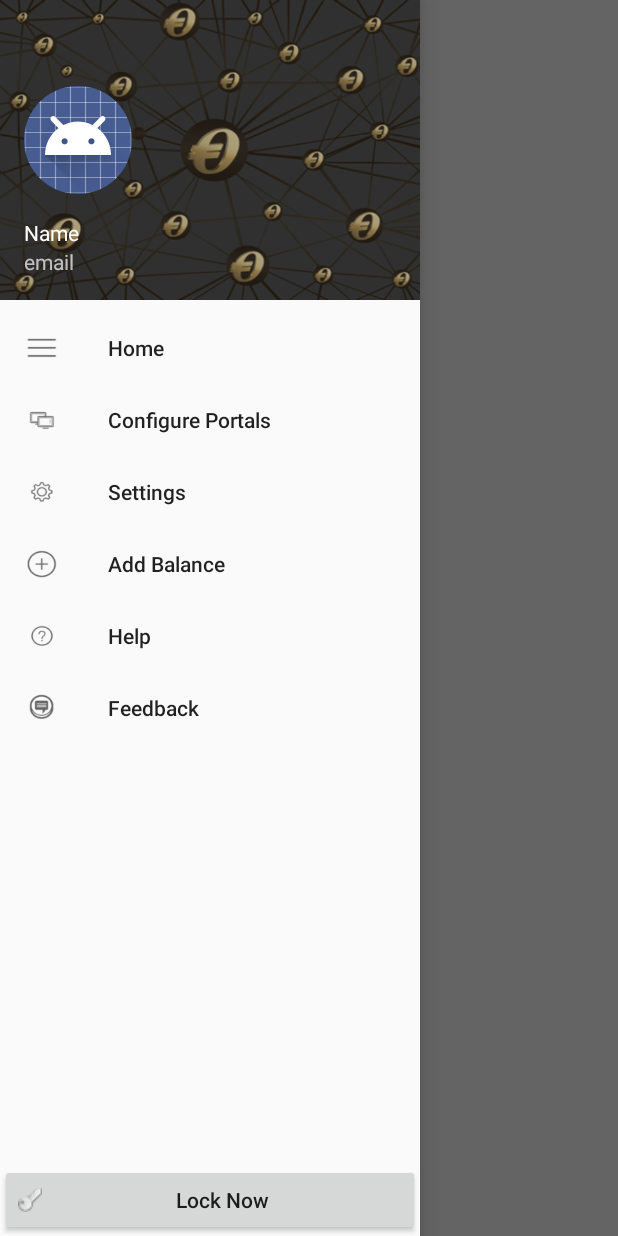
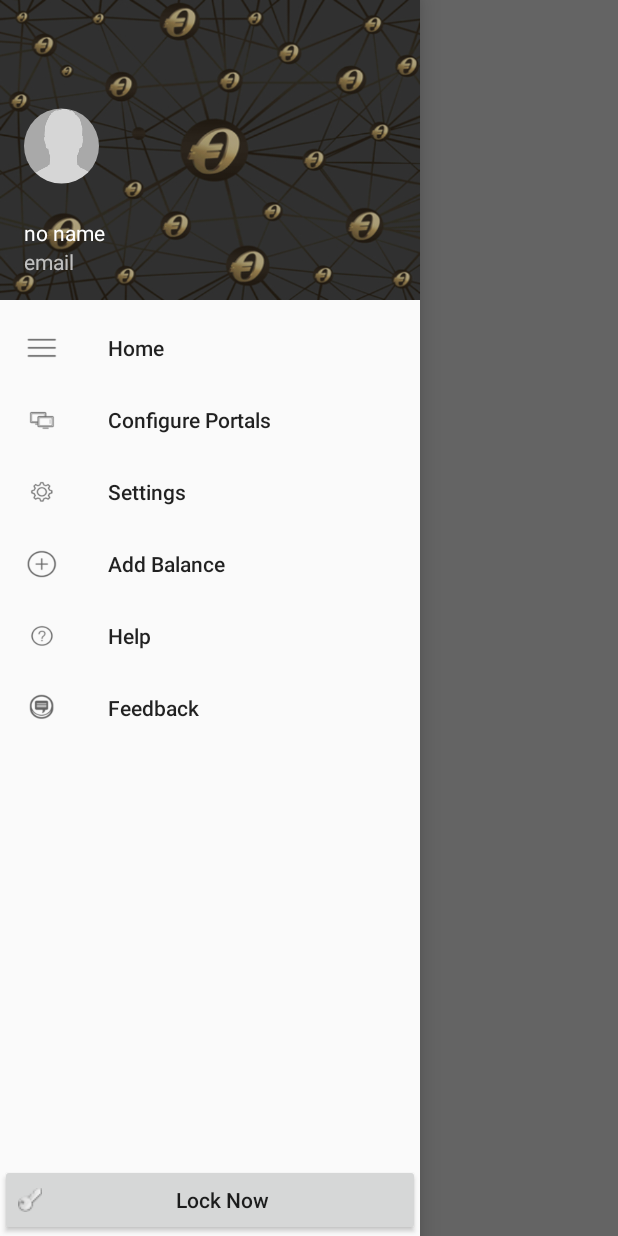
Before and after one commit to uzairqureshi300/Bitoutlets, an Android app: the Home screen opened directly, with no data from a screen before it, with the side drawer open, on a phone screen of 412 x 824 dp. Run offline under Robolectric (Android 15) with nearby library versions, the light colour scheme and no system bars; our stand-ins replace CircleImageView, Picasso; pictures from the network do not load; 3 statements that could not run were skipped.

Commit message:
ourwallet(User Details)

```diff
--- a/app/build.gradle
+++ b/app/build.gradle
@@ -25,5 +25,6 @@ dependencies {
     compile 'com.android.support:appcompat-v7:25.3.1'
     compile 'com.android.support:design:24.2.1'
     compile 'de.hdodenhof:circleimageview:2.1.0'
+    compile 'com.squareup.picasso:picasso:2.5.2'
     compile 'com.android.volley:volley:1.0.0'
 }
--- a/app/src/main/AndroidManifest.xml
+++ b/app/src/main/AndroidManifest.xml
@@ -3,6 +3,7 @@
     package="ourwallet.example.com.ourwallet">
     <uses-permission android:name="android.permission.ACCESS_NETWORK_STATE" />
     <uses-permission android:name="android.permission.INTERNET" />
+    <uses-permission android:name="android.permission.READ_CONTACTS" />
     <application
         android:allowBackup="true"
         android:icon="@mipmap/ic_launcher"
@@ -22,10 +23,6 @@
          android:screenOrientation="portrait"/>
         <activity android:name=".Home"
           android:screenOrientation="portrait"/>
-        <activity android:name=".Overview"
-         android:screenOrientation="portrait"/>
-        <activity android:name=".SignUp"
-         android:screenOrientation="portrait"/>
     </application>
 
 </manifest>
--- /dev/null
+++ b/app/src/main/java/ourwallet/example/com/ourwallet/Constants.java
@@ -0,0 +1,12 @@
+package ourwallet.example.com.ourwallet;
+
+/**
+ * Created by uzair on 29/04/2017.
+ */
+public class Constants {
+    public static String  name = "";
+    public static String email = "";
+    public static String image="";
+    public static String balance ="";
+    public  static String adress="";
+}
--- a/app/src/main/java/ourwallet/example/com/ourwallet/Home.java
+++ b/app/src/main/java/ourwallet/example/com/ourwallet/Home.java
@@ -1,26 +1,60 @@
 package ourwallet.example.com.ourwallet;
 
+import android.content.Context;
+import android.content.SharedPreferences;
+import android.database.Cursor;
 import android.os.Bundle;
+import android.provider.ContactsContract;
 import android.support.design.widget.NavigationView;
+import android.support.v4.app.Fragment;
+import android.support.v4.app.FragmentTransaction;
 import android.support.v4.view.GravityCompat;
 import android.support.v4.widget.DrawerLayout;
 import android.support.v7.app.ActionBarDrawerToggle;
 import android.support.v7.app.AppCompatActivity;
 import android.support.v7.widget.Toolbar;
+import android.util.Log;
 import android.view.MenuItem;
 import android.view.View;
 import android.widget.Button;
+import android.widget.ImageView;
+import android.widget.LinearLayout;
+import android.widget.TextView;
 import android.widget.Toast;
+
+import com.squareup.picasso.MemoryPolicy;
+import com.squareup.picasso.NetworkPolicy;
+import com.squareup.picasso.Picasso;
 
 public class Home extends AppCompatActivity
         implements NavigationView.OnNavigationItemSelectedListener {
     private Button lock;
+    private ImageView profile_image;
+    private TextView name,email;
+    Fragment fragment = null;
+    private Cursor cursor ;
+    private String phonenumber;
     @Override
     protected void onCreate(Bundle savedInstanceState) {
         super.onCreate(savedInstanceState);
         setContentView(R.layout.home);
+
+        SharedPreferences   details=getSharedPreferences("User_details", Context.MODE_PRIVATE);
+        Constants.name=details.getString("name","no name");
+        Constants.email=details.getString("email","email");
+        Constants.adress=details.getString("wallet_address","0");
+        Constants.balance=details.getString("balance","balance");
+        Constants.image=details.getString("image","image");
+        Constants.image =  Constants.image.replace("\\/\\/", "//");
+        Constants.image =  Constants.image.replace("\\/", "//");
+        details=getSharedPreferences("Login", Context.MODE_PRIVATE);
+        SharedPreferences.Editor editor=details.edit();
+        editor.putInt("value",1);
+        editor.commit();
+        Log.e("Image",Constants.image);
         Toolbar toolbar =  (Toolbar) findViewById(R.id.toolbar);
         setSupportActionBar(toolbar);
+
         DrawerLayout drawer = (DrawerLayout) findViewById(R.id.drawer_layout);
         lock=(Button)findViewById(R.id.lock);
         ActionBarDrawerToggle toggle = new ActionBarDrawerToggle(
@@ -30,14 +64,26 @@ public class Home extends AppCompatActivity
 
         NavigationView navigationView = (NavigationView) findViewById(R.id.nav_view);
         navigationView.setNavigationItemSelectedListener(this);
-
+        View hView =  navigationView.inflateHeaderView(R.layout.nav_header_main);
+        profile_image=(ImageView)hView.findViewById(R.id.imageView);
+        name=(TextView)hView.findViewById(R.id.name);
+        email=(TextView)hView.findViewById(R.id.email);
+        name.setText(Constants.name);
+        email.setText(Constants.email);
+        Picasso.with(getApplicationContext()).
+                load(Constants.image).resize(80,80).
+                placeholder(R.drawable.default_avatar).into(profile_image);
         lock.setOnClickListener(new View.OnClickListener() {
         @Override
         public void onClick(View view) {
             Toast.makeText(Home.this, "lock" , Toast.LENGTH_SHORT).show();
         }
     });
-
+        fragment = new User_detailsfragment();
+        FragmentTransaction ft = getSupportFragmentManager().beginTransaction();
+        ft.replace(R.id.content_frame, fragment);
+        ft.commit();
+        GetContactsIntoArrayList();
     }
 
     @Override
@@ -50,7 +96,20 @@ public class Home extends AppCompatActivity
         }
     }
 
+    public void GetContactsIntoArrayList(){
 
+        cursor = getContentResolver().query(ContactsContract.CommonDataKinds.Phone.CONTENT_URI, null,null, null, null);
+      //  name = cursor.getString(cursor.getColumnIndex(ContactsContract.CommonDataKinds.Phone.DISPLAY_NAME));
+        while (cursor.moveToNext()) {
+
+            phonenumber = cursor.getString(cursor.getColumnIndex(ContactsContract.CommonDataKinds.Phone.NUMBER));
+            Log.e("NAmes",phonenumber);
+          //  StoreContacts.add(name + " "  + ":" + " " + phonenumber);
+        }
+
+        cursor.close();
+
+    }
 
     @Override
     public boolean onOptionsItemSelected(MenuItem item) {
@@ -68,9 +127,15 @@ public class Home extends AppCompatActivity
         int id = item.getItemId();
 
         if (id == R.id.nav_home) {
-            // Handle the camera action
+            fragment = new User_detailsfragment();
+            if (fragment != null) {
+                FragmentTransaction ft = getSupportFragmentManager().beginTransaction();
+                ft.replace(R.id.content_frame, fragment);
+                ft.commit();
+                // Handle the camera action
+            }
         }
+            return true;
 
-        return true;
     }
 }
--- /dev/null
+++ b/app/src/main/java/ourwallet/example/com/ourwallet/User_detailsfragment.java
@@ -0,0 +1,41 @@
+package ourwallet.example.com.ourwallet;
+
+import android.content.Context;
+import android.content.SharedPreferences;
+import android.os.Bundle;
+import android.support.annotation.Nullable;
+import android.support.v4.app.Fragment;
+import android.view.LayoutInflater;
+import android.view.View;
+import android.view.ViewGroup;
+import android.widget.TextView;
+
+import org.w3c.dom.Text;
+
+/**
+ * Created by hassan on 11/15/16.
+ */
+public class User_detailsfragment extends Fragment {
+    private TextView adress;
+    private TextView balance;
+    @Override
+    public void onCreate(@Nullable Bundle savedInstanceState) {
+        super.onCreate(savedInstanceState);
+    }
+
+    @Nullable
+    @Override
+    public View onCreateView(LayoutInflater inflater, @Nullable ViewGroup container, @Nullable Bundle savedInstanceState) {
+        super.onCreateView(inflater, container, savedInstanceState);
+
+
+
+        View v =  inflater.inflate(R.layout.userdetail_fragment, container, false);
+        adress=(TextView)v.findViewById(R.id.adress);
+        balance=(TextView)v.findViewById(R.id.bal);
+        adress.setText(Constants.adress);
+        balance.setText(Constants.balance);
+        return v;
+    }
+
+}
--- a/app/src/main/res/layout/home.xml
+++ b/app/src/main/res/layout/home.xml
@@ -8,7 +8,15 @@
 
     android:fitsSystemWindows="true"
     tools:openDrawer="start">
+    <LinearLayout
+        android:id="@+id/content_distributor_drawer_activity"
+        android:layout_width="match_parent"
+        android:layout_height="match_parent"
+        android:gravity="center"
+        android:visibility="gone"
+        android:orientation="vertical">
 
+    </LinearLayout>
     <include
         layout="@layout/app_bar_main"
         android:layout_width="match_parent"
@@ -20,7 +28,7 @@
         android:layout_height="match_parent"
         android:layout_gravity="start"
         android:fitsSystemWindows="true"
-        app:headerLayout="@layout/nav_header_main"
+
         app:menu="@menu/activity_main_drawer" >
         <RelativeLayout
             android:layout_width="match_parent"
--- a/app/src/main/res/layout/nav_header_main.xml
+++ b/app/src/main/res/layout/nav_header_main.xml
@@ -13,8 +13,8 @@
 
     <de.hdodenhof.circleimageview.CircleImageView
         android:id="@+id/imageView"
-        android:layout_width="wrap_content"
-        android:layout_height="wrap_content"
+        android:layout_width="50dp"
+        android:layout_height="80dp"
         android:paddingTop="@dimen/nav_header_vertical_spacing"
         android:src="@android:drawable/sym_def_app_icon" />
 
@@ -23,10 +23,11 @@
         android:layout_height="wrap_content"
         android:paddingTop="@dimen/nav_header_vertical_spacing"
         android:text="Name"
+        android:id="@+id/name"
         android:textAppearance="@style/TextAppearance.AppCompat.Body1" />
 
     <TextView
-        android:id="@+id/textView"
+        android:id="@+id/email"
         android:layout_width="wrap_content"
         android:layout_height="wrap_content"
         android:text="email" />
--- a/app/src/main/res/values/colors.xml
+++ b/app/src/main/res/values/colors.xml
@@ -4,5 +4,9 @@
     <color name="colorPrimaryDark">#212121</color>
     <color name="colorAccent">#fff</color>
     <color name="white">#fff</color>
+    <color name="black">#000</color>
+
+    <color name="graycol">#e5e5e5</color>
+
     <color name="button_cream">#c0c0c0</color>
 </resources>
```
Also changed, not shown: app/src/main/java/ourwallet/example/com/ourwallet/MainActivity.java (+55 -0 lines), app/src/main/java/ourwallet/example/com/ourwallet/OVerview.java (deleted, +0 -47 lines), app/src/main/java/ourwallet/example/com/ourwallet/SignUp.java (deleted, +0 -21 lines), app/src/main/java/ourwallet/example/com/ourwallet/Splash.java (+12 -1 lines), app/src/main/res/layout/activity_overview.xml (deleted, +0 -63 lines), app/src/main/res/layout/activity_signup.xml (deleted, +0 -172 lines), app/src/main/res/layout/content_main.xml (+5 -4 lines), app/src/main/res/layout/userdetail_fragment.xml (added, +79 -0 lines), app/src/main/res/drawable/default_avatar.png (added), app/src/main/res/drawable/qr.png (added).
